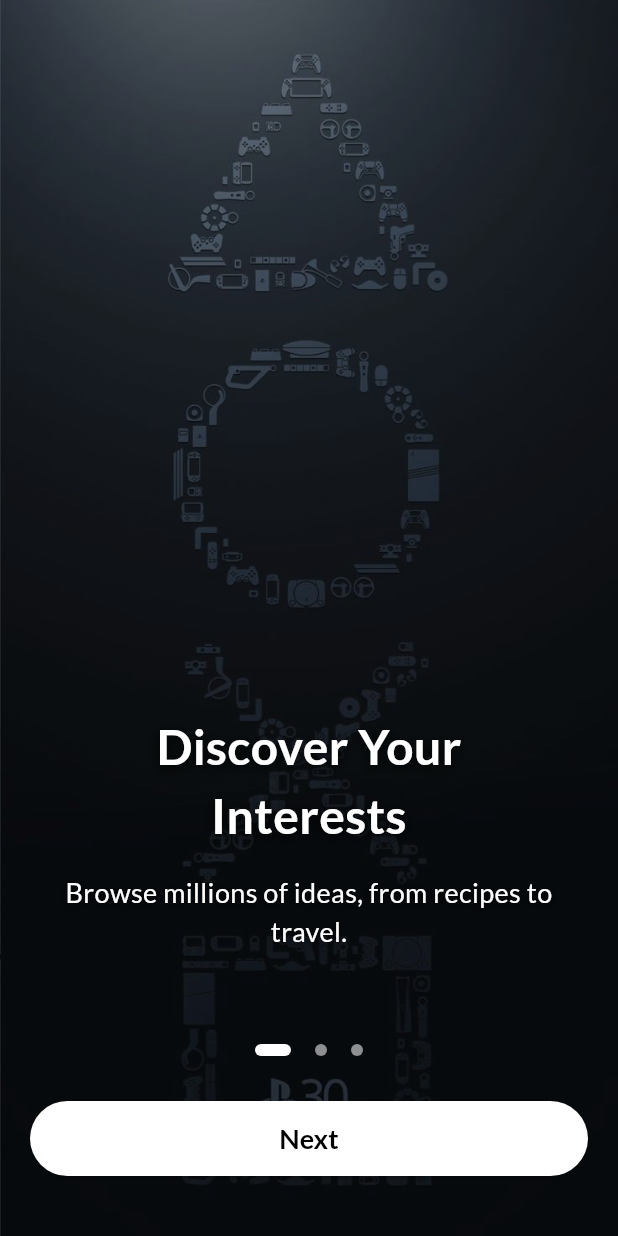
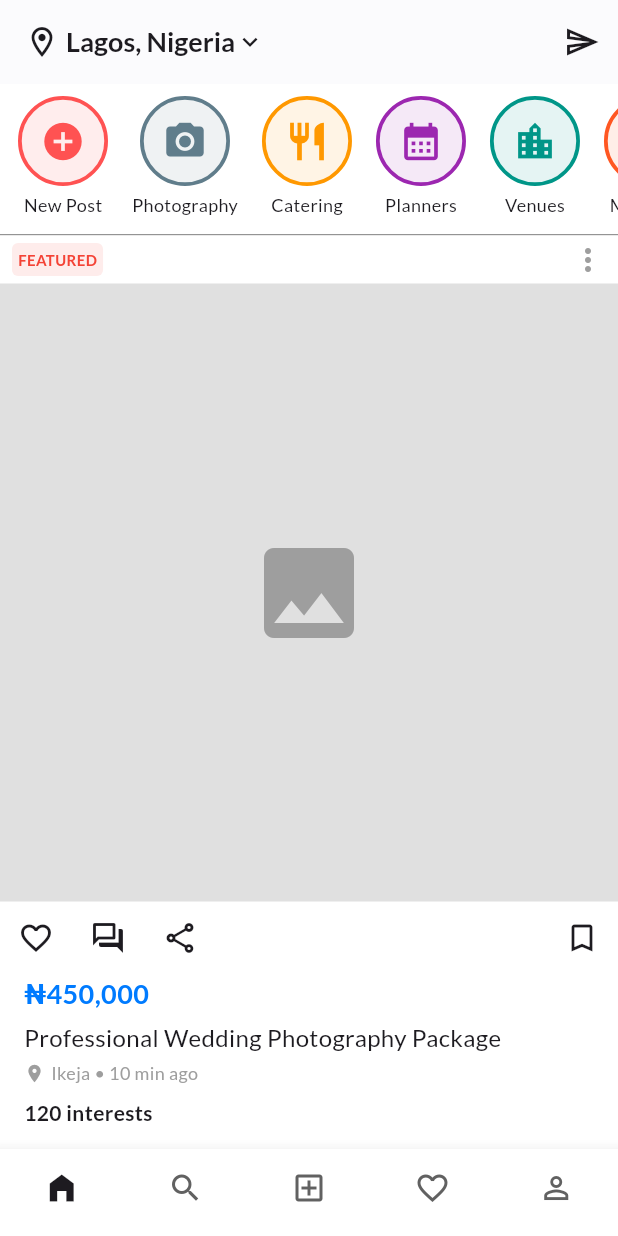
Before and after one commit to WTiebebedigha22/Eventra, a Flutter app: the screen it shows after launch, on a phone screen of 412 x 824 dp. Run offline on Flutter 3.47's test engine with Material 3 defaults, Android fonts, the phone set to English and light mode, and no system bars; our stand-ins replace firebase_auth, firebase_core, google_fonts; accounts and stored records are empty.

Commit message:
added the application homepage

```diff
--- a/lib/auth/register.dart
+++ b/lib/auth/register.dart
@@ -39,7 +39,7 @@ class _RegisterFormState extends State<RegisterForm> {
   bool _isPasswordVisible = false;
 
   // Pinterest's signature red color
-  static const Color _pinterestRed = Color(0xFFE60023);
+  static const Color _pinterestRed = Colors.purpleAccent;
 
   void _submitRegistration() {
     if (_formKey.currentState!.validate()) {
@@ -278,9 +278,9 @@ class _RegisterFormState extends State<RegisterForm> {
                 onPressed: _submitRegistration,
                 style: ElevatedButton.styleFrom(
                   minimumSize: const Size(double.infinity, 50),
-                  backgroundColor: _pinterestRed,
+                  backgroundColor: Colors.purpleAccent,
                   shape: RoundedRectangleBorder(
-                    borderRadius: BorderRadius.circular(25), // High rounding
+                    borderRadius: BorderRadius.circular(25),
                   ),
                   elevation: 0, // Flat design
                 ),
@@ -318,9 +318,9 @@ class _RegisterFormState extends State<RegisterForm> {
               ),
               const SizedBox(height: 10.0),
               _buildSocialLoginButton(
-                text: 'Continue with Facebook',
-                color: const Color(0xFF1877F2),
-                icon: Icons.facebook,
+                text: 'Continue with Apple',
+                color: const Color.fromARGB(255, 3, 3, 3),
+                icon: Icons.apple_rounded,
               ),
 
               const SizedBox(height: 40.0),
--- a/lib/main.dart
+++ b/lib/main.dart
@@ -1,8 +1,8 @@
 import 'package:flutter/material.dart';
 import 'package:google_fonts/google_fonts.dart';
 import 'package:firebase_core/firebase_core.dart';
-import 'package:ventra/views/onboarding_screen.dart';
-//import 'package:eventra/views/home.dart';
+import 'package:ventra/pages/homepage.dart';
+//import 'package:ventra/views/onboarding_screen.dart';
 
 // Make sure you have initialized Firebase (see notes below).
 void main() async {
@@ -30,7 +30,7 @@ class MyApp extends StatelessWidget {
       // Use named routes for clarity
       initialRoute: '/',
       routes: {
-        '/': (context) => const OnboardingScreen(),
+        '/': (context) => const VentraHomepage(),
       },
     );
   }
--- /dev/null
+++ b/lib/pages/homepage.dart
@@ -0,0 +1,367 @@
+import 'package:flutter/material.dart';
+
+class VentraHomepage extends StatelessWidget {
+  const VentraHomepage({super.key});
+
+  @override
+  Widget build(BuildContext context) {
+    // Scaffold background uses theme's scaffoldBackgroundColor
+    return Scaffold(
+      appBar: _buildAppBar(context), // Pass context to AppBar builder
+      body: _buildBody(context),      // Pass context to Body builder
+      bottomNavigationBar: _buildBottomNavigationBar(context), // Pass context to BottomNav builder
+    );
+  }
+
+  // --- 1. AppBar (Ventra Blend - Now Dynamic) ---
+
+  PreferredSizeWidget _buildAppBar(BuildContext context) {
+    final theme = Theme.of(context);
+    final iconColor = theme.textTheme.titleLarge?.color; // Dynamic color for icons/text
+
+    return AppBar(
+      backgroundColor: theme.appBarTheme.backgroundColor, // Dynamic App Bar background
+      elevation: 0.5,
+      title: Row(
+        children: [
+          // Jiji-style Location Selector
+          Icon(
+            Icons.location_on_outlined,
+            color: iconColor,
+            size: 24,
+          ),
+          const SizedBox(width: 4),
+          Text(
+            'Lagos, Nigeria', // Dynamic Location
+            style: TextStyle(
+              color: iconColor,
+              fontSize: 18,
+              fontWeight: FontWeight.bold,
+            ),
+          ),
+          Icon(
+            Icons.keyboard_arrow_down,
+            color: iconColor,
+            size: 20,
+          ),
+        ],
+      ),
+      actions: [
+        // Message Icon (Ventra Inbox)
+        IconButton(
+          icon: Icon(
+            Icons.send_outlined,
+            color: iconColor,
+          ),
+          onPressed: () {},
+        ),
+      ],
+    );
+  }
+
+  // --- 2. Body (Categories and Feed) ---
+
+  Widget _buildBody(BuildContext context) {
+    return CustomScrollView(
+      slivers: <Widget>[
+        // Ventra Categories as Story/Quick Access (Event Services)
+        SliverToBoxAdapter(
+          child: _VentraCategoryBar(),
+        ),
+        const SliverToBoxAdapter(
+          // Divider color is dynamic, using a slightly darker grey for better visibility in both modes
+          child: Divider(height: 1, thickness: 0.5, color: Color(0xFF555555)),
+        ),
+        // Insta-style Product Feed
+        SliverList(
+          delegate: SliverChildBuilderDelegate(
+            (context, index) {
+              // Updated dummy data for event service listings
+              final listing = {
+                'title': index % 2 == 0 ? 'Professional Wedding Photography Package' : 'Premium Catering & Wait Staff for Events',
+                'price': index % 3 == 0 ? '₦450,000' : '₦200,000',
+                'location': index % 2 == 0 ? 'Ikeja' : 'Lekki',
+                'image': 'assets/placeholder_$index.jpg', // Replace with actual images
+                'likes': 120 + index,
+                'isPromoted': index == 0, // Promote the first item
+              };
+              return _VentraListingCard(listing: listing);
+            },
+            childCount: 10, // Show 10 dummy listings
+          ),
+        ),
+      ],
+    );
+  }
+
+  // --- 3. Bottom Navigation Bar ---
+
+  Widget _buildBottomNavigationBar(BuildContext context) {
+    final theme = Theme.of(context);
+    final iconColor = theme.textTheme.titleLarge?.color;
+    final unselectedColor = theme.brightness == Brightness.dark ? Colors.grey[600] : Colors.grey[700];
+
+    return BottomNavigationBar(
+      type: BottomNavigationBarType.fixed,
+      backgroundColor: theme.scaffoldBackgroundColor, // Dynamic background
+      selectedItemColor: iconColor, // Dynamic selected item color
+      unselectedItemColor: unselectedColor, // Dynamic unselected color
+      showSelectedLabels: false,
+      showUnselectedLabels: false,
+      currentIndex: 0, // Home
+      items: const [
+        BottomNavigationBarItem(icon: Icon(Icons.home_filled), label: 'Home'),
+        BottomNavigationBarItem(icon: Icon(Icons.search), label: 'Search/Categories'),
+        BottomNavigationBarItem(icon: Icon(Icons.add_box_outlined), label: 'Post Listing'),
+        BottomNavigationBarItem(icon: Icon(Icons.favorite_border), label: 'Favorites'),
+        BottomNavigationBarItem(icon: Icon(Icons.person_outline), label: 'Profile'),
+      ],
+      onTap: (index) {
+        // Handle navigation taps
+      },
+    );
+  }
+}
+
+// --- Widget for the Category/Quick Access Bar (Theme Sensitive) ---
+
+class _VentraCategoryBar extends StatelessWidget {
+  final List<Map<String, dynamic>> categories = const [
+    {'name': 'New Post', 'icon': Icons.add_circle, 'color': Colors.redAccent},
+    {'name': 'Photography', 'icon': Icons.camera_alt, 'color': Colors.blueGrey},
+    {'name': 'Catering', 'icon': Icons.restaurant, 'color': Colors.orange},
+    {'name': 'Planners', 'icon': Icons.calendar_month, 'color': Colors.purple},
+    {'name': 'Venues', 'icon': Icons.location_city, 'color': Colors.teal},
+    {'name': 'Music/DJ', 'icon': Icons.music_note, 'color': Colors.deepOrange},
+    {'name': 'Decorations', 'icon': Icons.auto_awesome, 'color': Colors.pink},
+    {'name': 'Rentals', 'icon': Icons.chair, 'color': Colors.green},
+  ];
+
+  @override
+  Widget build(BuildContext context) {
+    final theme = Theme.of(context);
+
+    return SizedBox(
+      height: 100,
+      child: ListView.builder(
+        scrollDirection: Axis.horizontal,
+        itemCount: categories.length,
+        itemBuilder: (context, index) {
+          final category = categories[index];
+          return Padding(
+            padding: EdgeInsets.fromLTRB(index == 0 ? 12 : 8, 8, 8, 8),
+            child: Column(
+              children: [
+                // Category Icon in a circle (Like an IG story profile image)
+                Container(
+                  width: 60,
+                  height: 60,
+                  decoration: BoxDecoration(
+                    shape: BoxShape.circle,
+                    color: category['color'].withOpacity(0.1),
+                    border: Border.all(
+                      color: category['color'],
+                      width: 2.5,
+                    ),
+                  ),
+                  child: Icon(
+                    category['icon'],
+                    color: category['color'],
+                    size: 30,
+                  ),
+                ),
+                const SizedBox(height: 4),
+                // Category Name
+                Text(
+                  category['name'],
+                  style: TextStyle(
+                    fontSize: 12,
+                    color: theme.textTheme.bodyMedium?.color, // Dynamic text color
+                  ),
+                  maxLines: 1,
+                  overflow: TextOverflow.ellipsis,
+                ),
+              ],
+            ),
+          );
+        },
+      ),
+    );
+  }
+}
+
+// --- Widget for a Single Product Listing Card (Ventra Feed Style - Theme Sensitive) ---
+
+class _VentraListingCard extends StatelessWidget {
+  final Map<String, dynamic> listing;
+
+  const _VentraListingCard({required this.listing});
+
+  @override
+  Widget build(BuildContext context) {
+    final theme = Theme.of(context);
+    final isDarkMode = theme.brightness == Brightness.dark;
+    final iconColor = theme.textTheme.titleLarge?.color;
+
+    return Padding(
+      padding: const EdgeInsets.only(bottom: 12.0),
+      child: Column(
+        crossAxisAlignment: CrossAxisAlignment.start,
+        children: <Widget>[
+          // --- Card Header ---
+          Padding(
+            padding: const EdgeInsets.symmetric(horizontal: 8.0, vertical: 4.0),
+            child: Row(
+              children: [
+                if (listing['isPromoted'])
+                  Container(
+                    padding: const EdgeInsets.all(4),
+                    decoration: BoxDecoration(
+                      color: Colors.red.withOpacity(0.1),
+                      borderRadius: BorderRadius.circular(4),
+                    ),
+                    child: const Text(
+                      'FEATURED',
+                      style: TextStyle(
+                        color: Colors.red,
+                        fontWeight: FontWeight.bold,
+                        fontSize: 10,
+                      ),
+                    ),
+                  ),
+                const Spacer(),
+                Icon(Icons.more_vert, color: isDarkMode ? Colors.grey[600] : Colors.grey),
+              ],
+            ),
+          ),
+
+          // --- Listing Image (The main visual focus - Placeholder is dynamic) ---
+          AspectRatio(
+            aspectRatio: 1 / 1, // Square image
+            child: Container(
+              color: isDarkMode ? const Color(0xFF2C2C2C) : Colors.grey[300], // Dynamic placeholder background
+              child: Center(
+                child: Icon(
+                  Icons.image,
+                  size: 80,
+                  color: isDarkMode ? Colors.grey[600] : Colors.grey, // Dynamic placeholder icon
+                ),
+              ),
+            ),
+          ),
+
+          // --- Action Bar (Icons are dynamic) ---
+          Row(
+            children: [
+              // Like/Heart
+              IconButton(icon: Icon(Icons.favorite_border, color: iconColor), onPressed: () {}),
+              // Message/Chat (The primary action)
+              IconButton(icon: Icon(Icons.forum_outlined, color: iconColor), onPressed: () {}),
+              // Share
+              IconButton(icon: Icon(Icons.share_outlined, color: iconColor), onPressed: () {}),
+              const Spacer(),
+              // Save/Bookmark
+              IconButton(icon: Icon(Icons.bookmark_border, color: iconColor), onPressed: () {}),
+            ],
+          ),
+
+          // --- Listing Info (Text is dynamic) ---
+          Padding(
+            padding: const EdgeInsets.symmetric(horizontal: 16.0),
+            child: Column(
+              crossAxisAlignment: CrossAxisAlignment.start,
+              children: [
+                // Price (Blue remains consistent for high visibility)
+                Text(
+                  listing['price']!,
+                  style: const TextStyle(
+                    fontSize: 18,
+                    fontWeight: FontWeight.bold,
+                    color: Color(0xFF007bff), // Constant clean blue
+                  ),
+                ),
+                const SizedBox(height: 4),
+                // Title (Listing Description)
+                Text(
+                  listing['title']!,
+                  style: TextStyle(
+                    fontSize: 16,
+                    color: theme.textTheme.bodyMedium?.color, // Dynamic body text color
+                  ),
+                  maxLines: 2,
+                  overflow: TextOverflow.ellipsis,
+                ),
+                const SizedBox(height: 4),
+                // Location and Time Posted
+                Row(
+                  children: [
+                    Icon(
+                      Icons.place,
+                      size: 14,
+                      color: isDarkMode ? Colors.grey[600] : Colors.grey,
+                    ),
+                    const SizedBox(width: 4),
+                    Text(
+                      '${listing['location']!} • 10 min ago',
+                      style: TextStyle(
+                        color: isDarkMode ? Colors.grey[600] : Colors.grey,
+                        fontSize: 12,
+                      ),
+                    ),
+                  ],
+                ),
+                const SizedBox(height: 8),
+                // Engagement Count
+                Text(
+                  '${listing['likes']} interests',
+                  style: TextStyle(
+                    fontWeight: FontWeight.bold,
+                    fontSize: 14,
+                    color: theme.textTheme.bodyMedium?.color,
+                  ),
+                ),
+              ],
+            ),
+          ),
+        ],
+      ),
+    );
+  }
+}
+
+// --- Reminder: You must wrap this in a MaterialApp with darkTheme set ---
+/*
+void main() {
+  runApp(const MyApp());
+}
+
+class MyApp extends StatelessWidget {
+  const MyApp({super.key});
+
+  @override
+  Widget build(BuildContext context) {
+    return MaterialApp(
+      title: 'Ventra App',
+      debugShowCheckedModeBanner: false,
+      theme: ThemeData(
+        brightness: Brightness.light,
+        scaffoldBackgroundColor: Colors.white,
+        appBarTheme: const AppBarTheme(backgroundColor: Colors.white),
+        // ... define other light theme properties
+      ),
+      darkTheme: ThemeData(
+        brightness: Brightness.dark,
+        scaffoldBackgroundColor: Colors.black,
+        appBarTheme: const AppBarTheme(backgroundColor: Colors.black),
+        textTheme: const TextTheme(
+          bodyMedium: TextStyle(color: Colors.white),
+          titleLarge: TextStyle(color: Colors.white),
+        ),
+        // ... define other dark theme properties
+      ),
+      themeMode: ThemeMode.system, // KEY: Auto detect system mode
+      home: const VentraHomepage(),
+    );
+  }
+}
+*/
```
Also changed, not shown: pubspec.lock.
